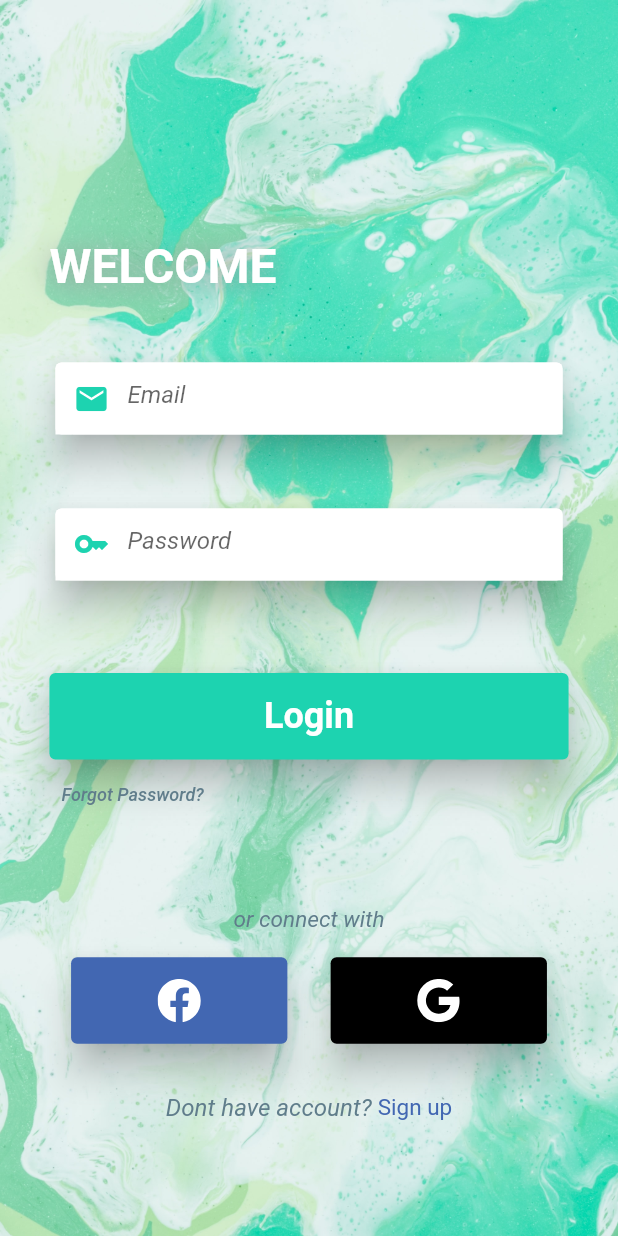
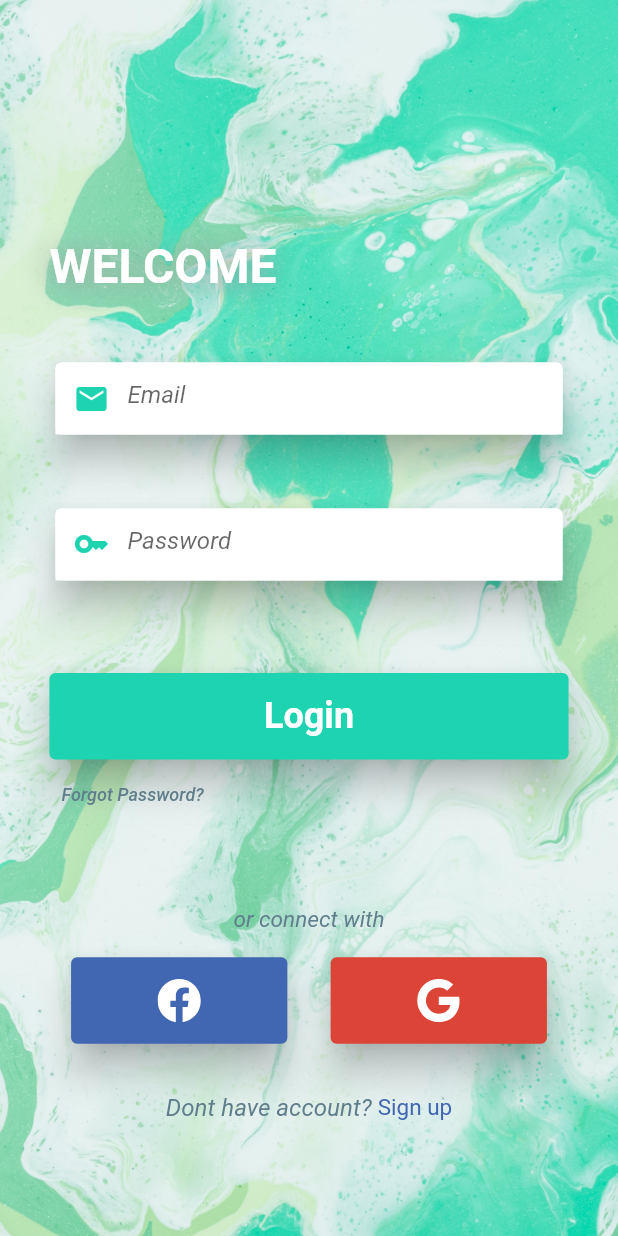
Before and after one commit to kutsaltekbas/flutter-MVVM-demos, a Flutter app: the screen it shows after launch, on a phone screen of 412 x 824 dp. Run offline on Flutter 3.47's test engine with Material 2 defaults, Android fonts, the phone set to English and light mode, and no system bars; our stand-ins replace easy_localization, icons_plus, mobx; generated files the repository leaves out were written again.

Commit message:
google icon rengi değişti

```diff
--- a/lib/view/authenticate/login/view/login_view.dart
+++ b/lib/view/authenticate/login/view/login_view.dart
@@ -102,7 +102,7 @@ class LoginView extends StatelessWidget {
       width: context.width * 0.35,
       child: ElevatedButton(
           style: ElevatedButton.styleFrom(
-              backgroundColor: Colors.black, elevation: 10),
+              backgroundColor: Color(0xffDB4437), elevation: 10),
           onPressed: () {},
           child: Icon(
             Bootstrap.google,
```
